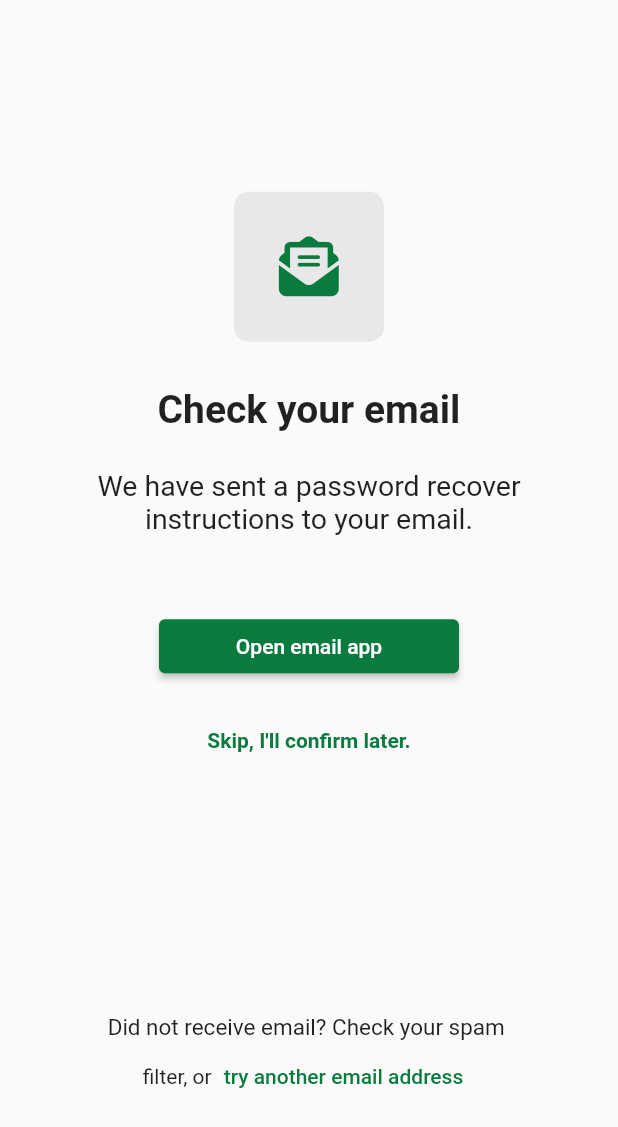
After one commit to programmer-b/TUM, a Flutter app: the CheckEmail screen opened by its route, on a phone screen of 412 x 824 dp. The commit adds this screen. Shown: the top 1127 px of the screen. Run offline on Flutter 3.47's test engine with Material 2 defaults, Android fonts, the phone set to English and light mode, and no system bars; our stand-ins replace firebase_auth, firebase_core, firebase_database, font_awesome_flutter; missing offline and left inert: art_sweetalert; accounts and stored records are empty.

Commit message:
auth complete

```diff
--- a/lib/Firebase/firebase_auth_provider.dart
+++ b/lib/Firebase/firebase_auth_provider.dart
@@ -111,7 +111,7 @@ class FirebaseAuthProvider extends ChangeNotifier {
       default:
         {
           _catchError = true;
-          _errorMessage = 'Oops! Check your connection and try again';
+          _errorMessage = 'Oops... Check your connection and try again';
         }
     }
   }
--- a/lib/UI/auth/auth.dart
+++ b/lib/UI/auth/auth.dart
@@ -1,7 +1,6 @@
+
 import 'package:art_sweetalert/art_sweetalert.dart';
-import 'package:firebase_auth/firebase_auth.dart';
 import 'package:flutter/material.dart';
-import 'package:flutter/scheduler.dart';
 import 'package:font_awesome_flutter/font_awesome_flutter.dart';
 import 'package:provider/provider.dart';
 
@@ -9,9 +8,11 @@ import '../../Constants/constants.dart';
 import '../../Firebase/firebase.dart';
 import '../../Utils/utils.dart';
 import '../../Widgets/widgets.dart';
+import '../../provider/provider.dart';
 part './login_screen.dart';
 part './forgot_password_screen.dart';
 part './register_screen.dart';
+part './check_email.dart';
 
 final PageDialog dialog = PageDialog();
 final FieldForm formField = FieldForm();
--- /dev/null
+++ b/lib/UI/auth/check_email.dart
@@ -0,0 +1,106 @@
+part of 'package:tum/UI/auth/auth.dart';
+
+class CheckEmail extends StatefulWidget {
+  const CheckEmail({Key? key}) : super(key: key);
+
+  @override
+  State<CheckEmail> createState() => _CheckEmailState();
+}
+
+class _CheckEmailState extends State<CheckEmail> {
+  @override
+  Widget build(BuildContext context) {
+    final themeProvider = Provider.of<ThemeProvider>(context);
+    return Scaffold(
+        body: Center(
+          child: Padding(
+            padding: const EdgeInsets.all(20),
+            child: Column(
+              mainAxisAlignment: MainAxisAlignment.center,
+              children: [
+                Container(
+                  height: 100,
+                  width: 100,
+                  decoration: BoxDecoration(
+                      color: Colors.grey.withOpacity(0.2),
+                      borderRadius: BorderRadius.circular(10)),
+                  child: const IconWidget(
+                    icon: FontAwesomeIcons.envelopeOpenText,
+                    size: 40,
+                  ),
+                ),
+                const SizedBox(
+                  height: 30,
+                ),
+                const Txt(
+                  text: 'Check your email',
+                  fontSize: 26,
+                  fontWeight: FontWeight.bold,
+                ),
+                const SizedBox(
+                  height: 25,
+                ),
+                const Txt(
+                  text:
+                      'We have sent a password recover instructions to your email.',
+                  textAlign: TextAlign.center,
+                  fontSize: 19,
+                ),
+                const SizedBox(
+                  height: 50,
+                ),
+                MyButton(
+                  text: 'Open email app',
+                  onPressed: () {
+                  },
+                  width: 200,
+                ),
+                const SizedBox(
+                  height: 15,
+                ),
+                TxtButton(
+                  text: 'Skip, I\'ll confirm later.',
+                  onPressed: () {
+                    Navigator.pushReplacementNamed(context, '/login');
+                  },
+                ),
+                const SizedBox(
+                  height: 30,
+                ),
+              ],
+            ),
+          ),
+        ),
+        bottomNavigationBar: SizedBox(
+          height: MediaQuery.of(context).size.height * 0.18,
+          child: Column(
+            mainAxisAlignment: MainAxisAlignment.start,
+            children: [
+              const Txt(
+                text: 'Did not receive email? Check your spam ',
+                fontSize: 15,
+              ),
+              Row(
+                mainAxisAlignment: MainAxisAlignment.center,
+                children: [
+                  const Txt(text: 'filter, or'),
+                  TextButton(
+                    child: Txt(
+                      text: 'try another email address',
+                      color: themeProvider.isDarkMode
+                          ? Colors.white70
+                          : Colorz.primaryGreen,
+                    ),
+                    onPressed: () {
+                      Navigator.pushReplacementNamed(
+                          context, '/forgotPassword');
+                    },
+                  ),
+                ],
+              )
+            ],
+          ),
+        ));
+  }
+
+}
--- a/lib/UI/auth/forgot_password_screen.dart
+++ b/lib/UI/auth/forgot_password_screen.dart
@@ -24,7 +24,7 @@ class _ForgotPasswordScreenState extends State<ForgotPasswordScreen> {
               child: Center(
                 child: Column(
                   children: [
-                    const AuthHeader(),
+                    const Logo(),
                     Dimens.titleBodyGap(),
                     Form(
                       key: forgotPasswordForm,
@@ -40,7 +40,7 @@ class _ForgotPasswordScreenState extends State<ForgotPasswordScreen> {
                           Dimens.textToTextGap(),
                           const Txt(
                             text:
-                                'Don\'t worry! It happens. Please enter the\naddress associated with that account',
+                                'Enter the email associated with your account and we\'ll send an email with instructions to reset your password',
                             fontSize: 18,
                             fontWeight: FontWeight.w300,
                           ),
@@ -66,10 +66,14 @@ class _ForgotPasswordScreenState extends State<ForgotPasswordScreen> {
                                   ? () async {
                                       dialog.progress(context, 'Submitting',
                                           'please wait ...');
-                                      await FirebaseAuth.instance
-                                          .sendPasswordResetEmail(
-                                              email: email.text);
+
+                                      provider.init();
+                                      await provider
+                                          .resetPassword(email.text.trim());
                                       Navigator.pop(context);
+                                      if (forgotPasswordForm.currentState!
+                                          .validate()) {
+                                        if (provider.success) {
                                           Navigator.pushNamed(context, '/login');
                                           ArtSweetAlert.show(
                                               context: context,
@@ -78,6 +82,16 @@ class _ForgotPasswordScreenState extends State<ForgotPasswordScreen> {
                                                 title:
                                                 "A password reset email has been sent to ${email.text}",
                                               ));
+                                        }
+                                      }
+                                      if (provider.catchError) {
+                                        ArtSweetAlert.show(
+                                            context: context,
+                                            artDialogArgs: ArtDialogArgs(
+                                              type: ArtSweetAlertType.danger,
+                                              title: provider.errorMessage,
+                                            ));
+                                      }
                                     }
                                   : null,
                               textUpperCase: true,
--- a/lib/UI/auth/register_screen.dart
+++ b/lib/UI/auth/register_screen.dart
@@ -32,7 +32,7 @@ class _RegisterScreenState extends State<RegisterScreen> {
                 child: Column(
                   children: [
                     //const BackButton(),
-                    const AuthHeader(),
+                    const Logo(),
                     Dimens.titleBodyGap(),
                     Form(
                       key: registerForm,
--- a/lib/Utils/dialogs.dart
+++ b/lib/Utils/dialogs.dart
@@ -2,6 +2,7 @@ part of 'package:tum/Utils/utils.dart';
 
 class PageDialog {
   void progress(BuildContext context, String title, String subTitle) {
+    FocusScope.of(context).unfocus();
     showDialog(
       context: context,
       builder: (BuildContext context) {
--- /dev/null
+++ b/lib/Widgets/icon_widget.dart
@@ -0,0 +1,24 @@
+part of 'package:tum/Widgets/widgets.dart';
+
+class IconWidget extends StatelessWidget {
+  const IconWidget(
+      {Key? key,
+      this.size,
+      required this.icon,
+      this.darkModeColor = Colors.white70,
+      this.lightModeColor = Colorz.primaryGreen})
+      : super(key: key);
+  final double? size;
+  final IconData icon;
+  final Color darkModeColor;
+  final Color lightModeColor;
+  @override
+  Widget build(BuildContext context) {
+    final themeProvider = Provider.of<ThemeProvider>(context);
+    return Icon(
+      icon,
+      color: themeProvider.isDarkMode ? darkModeColor : lightModeColor,
+      size: size,
+    );
+  }
+}
--- a/lib/Widgets/my_button.dart.dart
+++ b/lib/Widgets/my_button.dart.dart
@@ -3,14 +3,14 @@
 class MyButton extends StatelessWidget {
   const MyButton(
       {Key? key,
-      this.width,
+      this.width = double.infinity,
       this.alignment,
       this.onPressed,
       required this.text,
       this.textUpperCase = false})
       : super(key: key);
 
-  final double? width;
+  final double width;
   final AlignmentGeometry? alignment;
   final Function()? onPressed;
   final String text;
@@ -20,10 +20,8 @@
   Widget build(BuildContext context) {
     final themeProvider = Provider.of<ThemeProvider>(context);
     return Container(
-      width: MediaQuery.of(context).size.width,
+      width: width,
       alignment: alignment,
-      child: SizedBox(
-        width: width,
       child: ElevatedButton(
         style: ElevatedButton.styleFrom(primary: Colorz.primaryGreen),
         onPressed: onPressed,
@@ -32,7 +30,6 @@
           fullUpperCase: textUpperCase,
         ),
       ),
-      ),
     );
   }
 }
--- a/lib/Widgets/widgets.dart
+++ b/lib/Widgets/widgets.dart
@@ -16,3 +16,4 @@ part './my_button.dart.dart';
 part './Logo.dart';
 part './form_fields.dart';
 part './auth_header.dart';
+part './icon_widget.dart';
--- a/lib/tum.dart
+++ b/lib/tum.dart
@@ -37,6 +37,7 @@ class _TUMState extends State<TUM> {
               '/register': (context) => const RegisterScreen(),
               '/forgotPassword': (context) => const ForgotPasswordScreen(),
               '/dashboard': (context) => const DashBoard(title: 'TUM demo'),
+              '/checkEmail' : (context) => const CheckEmail(),
             },
             home: const LoginScreen(),
           );
--- a/pubspec.yaml
+++ b/pubspec.yaml
@@ -40,6 +40,7 @@ dependencies:
   provider: ^6.0.2
   font_awesome_flutter: ^10.1.0
   art_sweetalert: ^0.0.5
+  android_intent: ^2.0.2
 
 
 dev_dependencies:
```
Also changed, not shown: pubspec.lock, 1 other file. Lines whose indentation alone changed are shown as unchanged.
